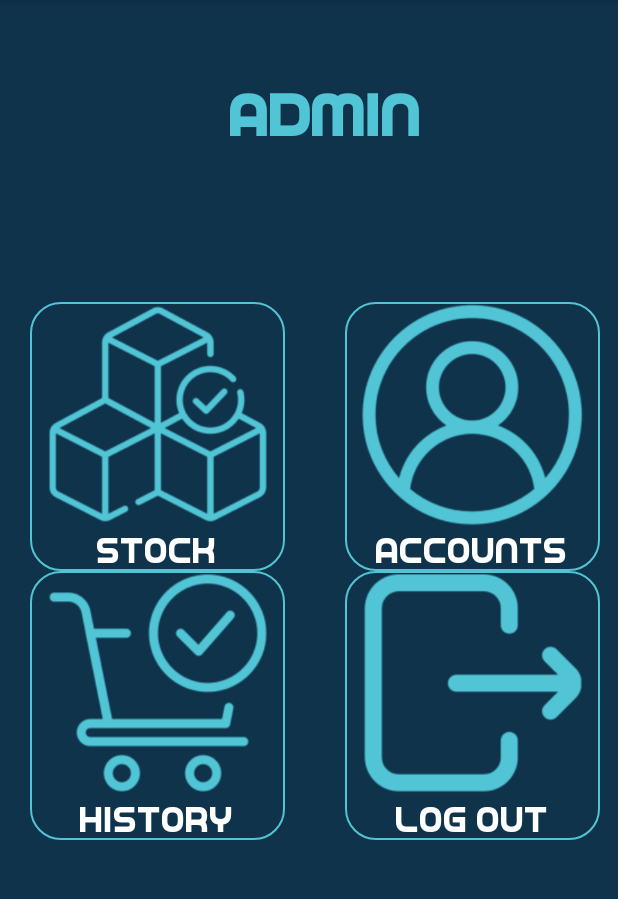
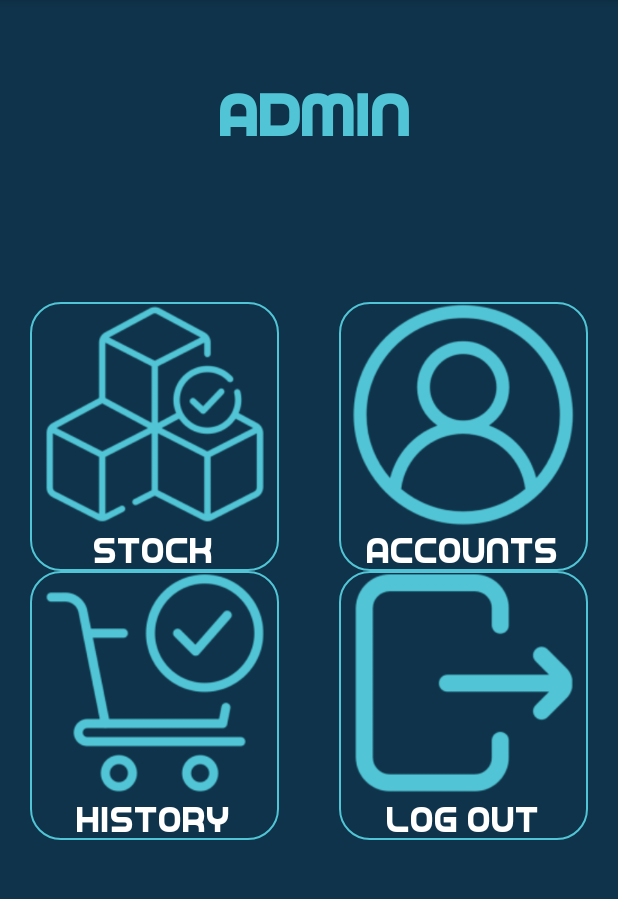
Before and after one commit to LongLong2310/R-GameShopApp, an Android app: the adminMenu screen opened directly, with no data from a screen before it, on a phone screen of 412 x 824 dp, the part 84-983 px from its top. Run offline under Robolectric (Android 15) with nearby library versions, the light colour scheme and no system bars.

Commit message:
admin menu complete

```diff
--- a/app/src/main/res/layout/activity_admin_menu.xml
+++ b/app/src/main/res/layout/activity_admin_menu.xml
@@ -43,7 +43,8 @@
                         android:textStyle="bold"
                         android:textColor="#51C5D5"
                         android:layout_marginLeft="70dp"
-                        android:scaleType="centerCrop"/>
+                        android:scaleType="centerCrop"
+                        android:layout_weight="1"/>
 
                 </TableRow>
 
@@ -71,7 +72,8 @@
 
                     <TableRow
                         android:layout_width="match_parent"
-                        android:layout_height="match_parent" >
+                        android:layout_height="match_parent"
+                       >
 
                         <androidx.appcompat.widget.AppCompatButton
                             android:id="@+id/buttonStock"
@@ -87,14 +89,15 @@
                             android:layout_marginRight="20dp"
                             android:scaleType="centerCrop"
                             android:background="@drawable/customer_border"
-                            android:textColor="@android:color/white"/>
+                            android:textColor="@android:color/white"
+                            android:layout_weight=".5"/>
 
                         <androidx.appcompat.widget.AppCompatButton
                             android:id="@+id/buttonAccount"
                             android:layout_width="wrap_content"
                             android:layout_height="wrap_content"
                             android:layout_marginLeft="20dp"
-                            android:layout_marginRight="30dp"
+                            android:layout_marginRight="20dp"
                             android:background="@drawable/customer_border"
                             android:drawableTop="@drawable/account_small"
                             android:fontFamily="@font/game_played"
@@ -103,13 +106,15 @@
                             android:scaleType="centerCrop"
                             android:text="ACCOUNTS"
                             android:textColor="@android:color/white"
-                            android:textSize="24sp" />
+                            android:textSize="24sp"
+                            android:layout_weight=".5"/>
 
                     </TableRow>
 
                     <TableRow
                         android:layout_width="match_parent"
-                        android:layout_height="match_parent" >
+                        android:layout_height="match_parent"
+                        >
 
                         <androidx.appcompat.widget.AppCompatButton
                             android:id="@+id/buttonHistory"
@@ -125,7 +130,8 @@
                             android:layout_marginLeft="20dp"
                             android:layout_marginRight="20dp"
                             android:scaleType="centerCrop"
-                            android:textColor="@android:color/white"/>
+                            android:textColor="@android:color/white"
+                            android:layout_weight=".5"/>
 
                         <androidx.appcompat.widget.AppCompatButton
                             android:id="@+id/buttonLogout"
@@ -134,14 +140,15 @@
                             android:background="@drawable/customer_border"
                             android:drawableTop="@drawable/logout_small"
                             android:layout_marginLeft="20dp"
-                            android:layout_marginRight="30dp"
+                            android:layout_marginRight="20dp"
                             android:paddingStart="10dp"
                             android:paddingEnd="10dp"
                             android:text="LOG OUT"
                             android:fontFamily="@font/game_played"
                             android:textSize="24sp"
                             android:scaleType="centerCrop"
-                            android:textColor="@android:color/white"/>
+                            android:textColor="@android:color/white"
+                            android:layout_weight=".5"/>
                     </TableRow>
 
 
```
